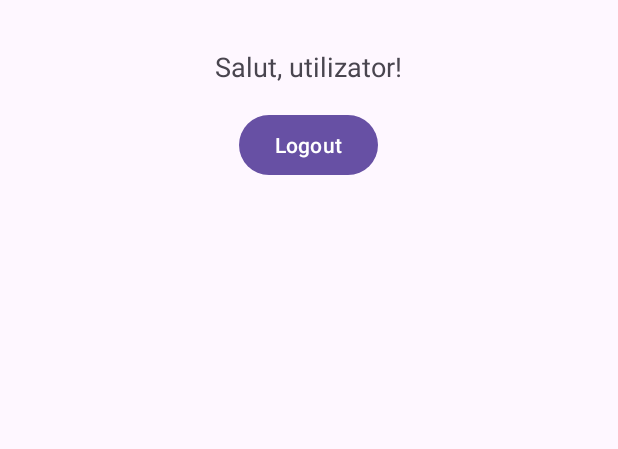
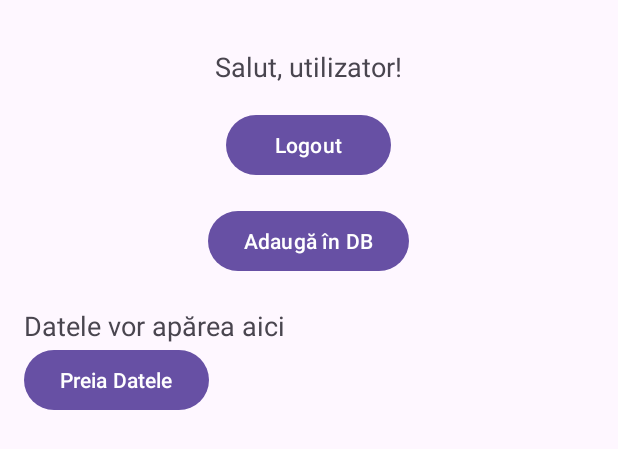
Before and after one commit to Stan11s/ProiectCMO, an Android app: the layout activity_welcome.xml on its own in the app's theme, with its tools: preview values and no code run, on a phone screen of 412 x 824 dp. Shown: the top 449 px of the screen. Run offline under Robolectric (Android 15) with nearby library versions, the phone set to English and light mode, and no system bars.

Commit message:
#Implementare Baza DEdate

```diff
--- a/app/build.gradle.kts
+++ b/app/build.gradle.kts
@@ -1,5 +1,6 @@
 plugins {
     alias(libs.plugins.android.application)
+    id("com.google.gms.google-services")
 }
 
 android {
@@ -40,6 +41,7 @@ dependencies {
     implementation(libs.material)
     implementation(libs.activity)
     implementation(libs.constraintlayout)
+    implementation(libs.firebase.firestore)
     testImplementation(libs.junit)
     androidTestImplementation(libs.ext.junit)
     androidTestImplementation(libs.espresso.core)
@@ -48,4 +50,8 @@ dependencies {
     implementation("com.google.android.material:material:1.4.0")
     implementation("com.google.android.gms:play-services-auth:20.7.0")
 
+    implementation(platform("com.google.firebase:firebase-bom:33.7.0"))
+
+    implementation("com.google.firebase:firebase-analytics")
+
 }
--- a/app/src/main/res/layout/activity_welcome.xml
+++ b/app/src/main/res/layout/activity_welcome.xml
@@ -2,7 +2,7 @@
 <androidx.constraintlayout.widget.ConstraintLayout xmlns:android="http://schemas.android.com/apk/res/android"
     android:layout_width="match_parent"
     android:layout_height="match_parent">
-    <LinearLayout xmlns:android="http://schemas.android.com/apk/res/android"
+    <LinearLayout
         android:layout_width="match_parent"
         android:layout_height="match_parent"
         android:orientation="vertical"
@@ -12,17 +12,43 @@
             android:id="@+id/welcomeMessage"
             android:layout_width="wrap_content"
             android:layout_height="wrap_content"
-            android:textSize="18sp"
+            android:layout_gravity="center_horizontal"
+            android:padding="16dp"
             android:text="Salut, utilizator!"
-            android:layout_gravity="center_horizontal"
-            android:padding="16dp" />
+            android:textSize="18sp" />
 
         <Button
             android:id="@+id/logoutButton"
+            android:layout_width="110dp"
+            android:layout_height="wrap_content"
+            android:layout_gravity="center_horizontal"
+            android:text="Logout" />
+        <Button
+            android:id="@+id/addDataButton"
             android:layout_width="wrap_content"
             android:layout_height="wrap_content"
-            android:text="Logout"
-            android:layout_gravity="center_horizontal" />
+            android:text="Adaugă în DB"
+            android:layout_marginTop="16dp"
+            android:layout_gravity="center" />
+        <TextView
+            android:id="@+id/displayDataText"
+            android:layout_width="wrap_content"
+            android:layout_height="wrap_content"
+            android:text="Datele vor apărea aici"
+            android:textSize="18sp"
+            android:layout_marginTop="20dp"
+            android:layout_below="@id/addDataButton"
+            android:layout_centerHorizontal="true"/>
+
+        <Button
+            android:id="@+id/fetchDataButton"
+            android:layout_width="wrap_content"
+            android:layout_height="wrap_content"
+            android:text="Preia Datele"
+            android:layout_below="@id/displayDataText"
+            android:layout_centerHorizontal="true"/>
+
+
     </LinearLayout>
 
 </androidx.constraintlayout.widget.ConstraintLayout>
--- a/build.gradle.kts
+++ b/build.gradle.kts
@@ -1,4 +1,5 @@
 // Top-level build file where you can add configuration options common to all sub-projects/modules.
 plugins {
     alias(libs.plugins.android.application) apply false
+    id("com.google.gms.google-services") version "4.4.2" apply false
 }
--- a/gradle/libs.versions.toml
+++ b/gradle/libs.versions.toml
@@ -7,6 +7,7 @@ appcompat = "1.7.0"
 material = "1.12.0"
 activity = "1.9.3"
 constraintlayout = "2.2.0"
+firebaseFirestore = "25.1.1"
 
 [libraries]
 junit = { group = "junit", name = "junit", version.ref = "junit" }
@@ -16,6 +17,7 @@ appcompat = { group = "androidx.appcompat", name = "appcompat", version.ref = "a
 material = { group = "com.google.android.material", name = "material", version.ref = "material" }
 activity = { group = "androidx.activity", name = "activity", version.ref = "activity" }
 constraintlayout = { group = "androidx.constraintlayout", name = "constraintlayout", version.ref = "constraintlayout" }
+firebase-firestore = { group = "com.google.firebase", name = "firebase-firestore", version.ref = "firebaseFirestore" }
 
 [plugins]
 android-application = { id = "com.android.application", version.ref = "agp" }
```
Also changed, not shown: app/src/main/java/com/example/poriectcmocheltuieli/MainActivity.java (+1 -8 lines), app/src/main/java/com/example/poriectcmocheltuieli/WelcomeActivity.java (+81 -0 lines), 1 other file.
